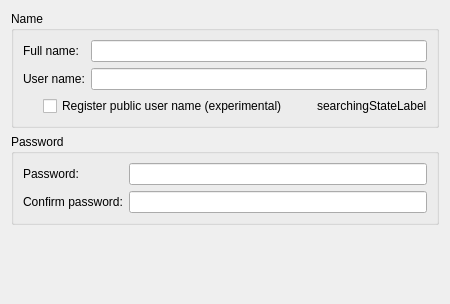
Before: the Qt Designer form src/ringaccountcredentialspage.ui in moustafine/kring, drawn with Qt 5.
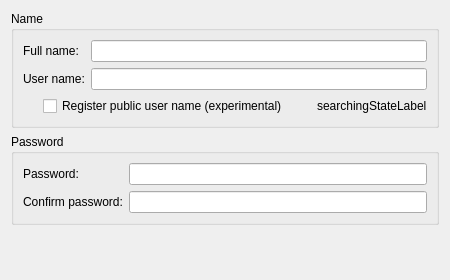
After: the same form once the commit is applied.

```diff
--- a/src/ringaccountcredentialspage.ui
+++ b/src/ringaccountcredentialspage.ui
@@ -7,7 +7,7 @@
     <x>0</x>
     <y>0</y>
     <width>450</width>
-    <height>304</height>
+    <height>280</height>
    </rect>
   </property>
   <layout class="QVBoxLayout">
```
Left out of the diff: 54 changed lines with no effect on the pictures.
